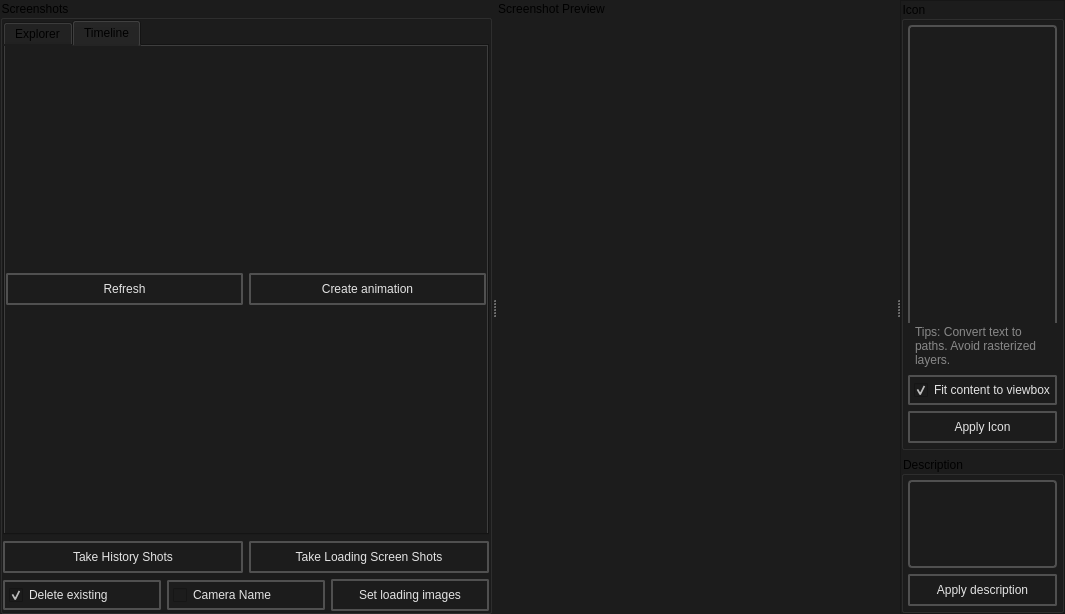
Before: the Qt Designer form src/editors/loading_editor/main.ui in dertwist/Hammer5Tools, drawn with Qt 5.
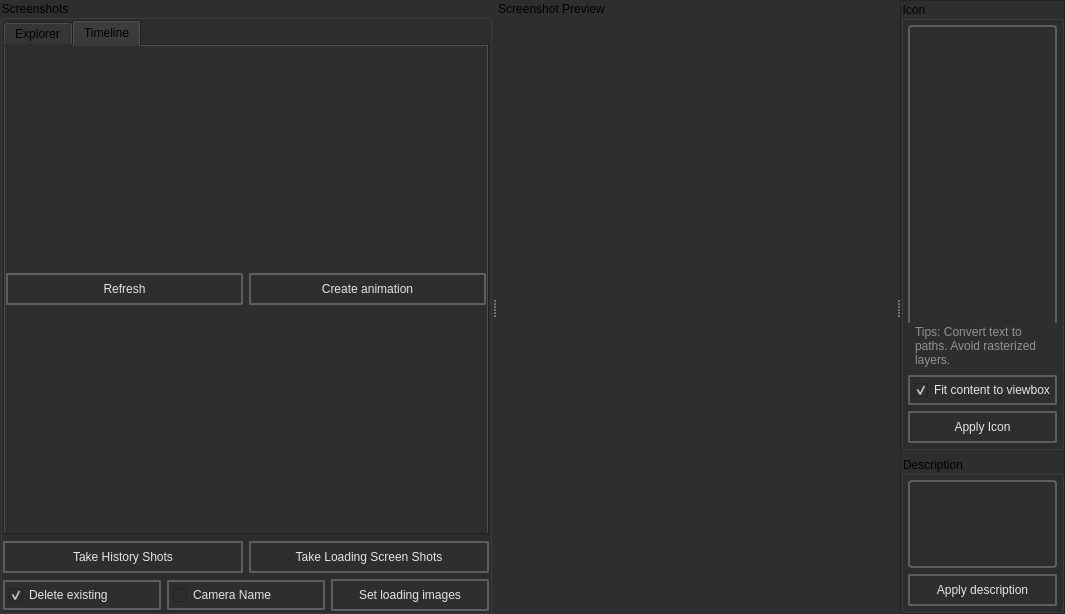
After: the same form once the commit is applied. The open tabs and pages were chosen to show the change. Icons and pictures are not drawn.

Diff of the .ui file:
```diff
--- a/src/editors/loading_editor/main.ui
+++ b/src/editors/loading_editor/main.ui
@@ -14,7 +14,7 @@
    <string>MainWindow</string>
   </property>
   <property name="styleSheet">
-   <string notr="true">background-color: rgb(28, 28, 28);</string>
+   <string notr="true">background-color: rgb(46, 46, 46);</string>
   </property>
   <widget class="QWidget" name="centralwidget">
    <layout class="QVBoxLayout" name="verticalLayout_7">
@@ -171,14 +171,14 @@
 
         border: 2px solid black;
         border-radius: 2px;
-        border-color: rgba(80, 80, 80, 255);
+        border-color: rgba(94, 94, 94, 255);
         height:22px;
         padding-top: 2px;
         padding-bottom:2px;
         padding-left: 4px;
         padding-right: 4px;
-        color: #E3E3E3;
-        background-color: #1C1C1C;
+        color: #e5e5e5;
+        background-color: #2e2e2e;
     }
     QPushButton:hover {
         background-color: #414956;
@@ -236,14 +236,14 @@
 
         border: 2px solid black;
         border-radius: 2px;
-        border-color: rgba(80, 80, 80, 255);
+        border-color: rgba(94, 94, 94, 255);
         height:22px;
         padding-top: 2px;
         padding-bottom:2px;
         padding-left: 4px;
         padding-right: 4px;
-        color: #E3E3E3;
-        background-color: #1C1C1C;
+        color: #e5e5e5;
+        background-color: #2e2e2e;
     }
     QPushButton:hover {
         background-color: #414956;
@@ -301,14 +301,14 @@
 
         border: 2px solid black;
         border-radius: 2px;
-        border-color: rgba(80, 80, 80, 255);
+        border-color: rgba(94, 94, 94, 255);
         height:22px;
         padding-top: 2px;
         padding-bottom:2px;
         padding-left: 4px;
         padding-right: 4px;
-        color: #E3E3E3;
-        background-color: #1C1C1C;
+        color: #e5e5e5;
+        background-color: #2e2e2e;
     }
     QPushButton:hover {
         background-color: #414956;
@@ -358,14 +358,14 @@
 
         border: 2px solid black;
         border-radius: 2px;
-        border-color: rgba(80, 80, 80, 255);
+        border-color: rgba(94, 94, 94, 255);
         height:22px;
         padding-top: 2px;
         padding-bottom:2px;
         padding-left: 4px;
         padding-right: 4px;
-        color: #E3E3E3;
-        background-color: #1C1C1C;
+        color: #e5e5e5;
+        background-color: #2e2e2e;
     }
     QPushButton:hover {
         background-color: #414956;
@@ -414,14 +414,14 @@
 
         border: 2px solid black;
         border-radius: 2px;
-        border-color: rgba(80, 80, 80, 255);
+        border-color: rgba(94, 94, 94, 255);
         height:22px;
         padding-top: 2px;
         padding-bottom:2px;
         padding-left: 4px;
         padding-right: 4px;
-        color: #E3E3E3;
-        background-color: #1C1C1C;
+        color: #e5e5e5;
+        background-color: #2e2e2e;
     }
     QCheckBox:hover {
         background-color: #414956;
@@ -463,14 +463,14 @@
 
         border: 2px solid black;
         border-radius: 2px;
-        border-color: rgba(80, 80, 80, 255);
+        border-color: rgba(94, 94, 94, 255);
         height:22px;
         padding-top: 2px;
         padding-bottom:2px;
         padding-left: 4px;
         padding-right: 4px;
-        color: #E3E3E3;
-        background-color: #1C1C1C;
+        color: #e5e5e5;
+        background-color: #2e2e2e;
     }
     QCheckBox:hover {
         background-color: #414956;
@@ -526,14 +526,14 @@
 
         border: 2px solid black;
         border-radius: 2px;
-        border-color: rgba(80, 80, 80, 255);
+        border-color: rgba(94, 94, 94, 255);
         height:22px;
         padding-top: 2px;
         padding-bottom:2px;
         padding-left: 4px;
         padding-right: 4px;
-        color: #E3E3E3;
-        background-color: #1C1C1C;
+        color: #e5e5e5;
+        background-color: #2e2e2e;
     }
     QPushButton:hover {
         background-color: #414956;
@@ -681,14 +681,14 @@
                <string notr="true">        font: 580 10pt &quot;Segoe UI&quot;;
         border: 2px solid black;
         border-radius: 4px;
-        border-color: rgba(80, 80, 80, 255);
+        border-color: rgba(94, 94, 94, 255);
         height:18px;
         padding-top: 2px;
         padding-bottom:2px;
         padding-left: 4px;
         padding-right: 4px;
-        color: #E3E3E3;
-        background-color: #1C1C1C;</string>
+        color: #e5e5e5;
+        background-color: #2e2e2e;</string>
               </property>
               <property name="frameShape">
                <enum>QFrame::Shape::StyledPanel</enum>
@@ -715,7 +715,7 @@
             <item>
              <widget class="QLabel" name="svg_tips_label">
               <property name="styleSheet">
-               <string notr="true">font: 9pt &quot;Segoe UI&quot;; color: #888888; border: none; padding: 2px 4px;</string>
+               <string notr="true">font: 9pt &quot;Segoe UI&quot;; color: #929292; border: none; padding: 2px 4px;</string>
               </property>
               <property name="text">
                <string>Tips: Convert text to paths. Avoid rasterized layers.</string>
@@ -738,14 +738,14 @@
 
         border: 2px solid black;
         border-radius: 2px;
-        border-color: rgba(80, 80, 80, 255);
+        border-color: rgba(94, 94, 94, 255);
         height:22px;
         padding-top: 2px;
         padding-bottom:2px;
         padding-left: 4px;
         padding-right: 4px;
-        color: #E3E3E3;
-        background-color: #1C1C1C;
+        color: #e5e5e5;
+        background-color: #2e2e2e;
     }
     QCheckBox:hover {
         background-color: #414956;
@@ -784,14 +784,14 @@
 
         border: 2px solid black;
         border-radius: 2px;
-        border-color: rgba(80, 80, 80, 255);
+        border-color: rgba(94, 94, 94, 255);
         height:22px;
         padding-top: 2px;
         padding-bottom:2px;
         padding-left: 4px;
         padding-right: 4px;
-        color: #E3E3E3;
-        background-color: #1C1C1C;
+        color: #e5e5e5;
+        background-color: #2e2e2e;
     }
     QPushButton:hover {
         background-color: #414956;
@@ -853,13 +853,13 @@
         font: 580 10pt &quot;Segoe UI&quot;;
         border: 2px solid black;
         border-radius: 4px;
-        border-color: rgba(80, 80, 80, 255);
+        border-color: rgba(94, 94, 94, 255);
         height:18px;
         padding: 4px;
         padding-left: 6px;
         padding-right: 6px;
-        color: #E3E3E3;
-        background-color: #1C1C1C;
+        color: #e5e5e5;
+        background-color: #2e2e2e;
     }
 
 
@@ -915,14 +915,14 @@
 
         border: 2px solid black;
         border-radius: 2px;
-        border-color: rgba(80, 80, 80, 255);
+        border-color: rgba(94, 94, 94, 255);
         height:22px;
         padding-top: 2px;
         padding-bottom:2px;
         padding-left: 4px;
         padding-right: 4px;
-        color: #E3E3E3;
-        background-color: #1C1C1C;
+        color: #e5e5e5;
+        background-color: #2e2e2e;
     }
     QPushButton:hover {
         background-color: #414956;
```
Left out of the diff: 42 changed lines with no effect on the pictures.
